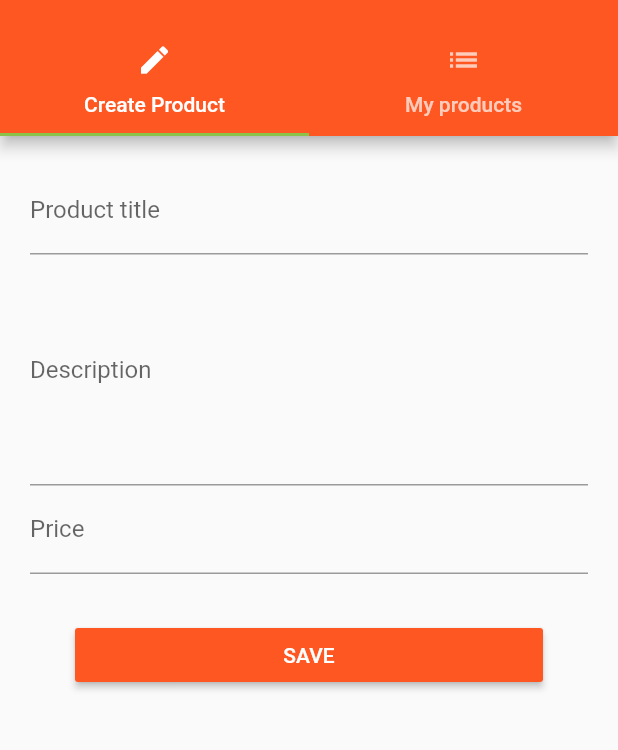
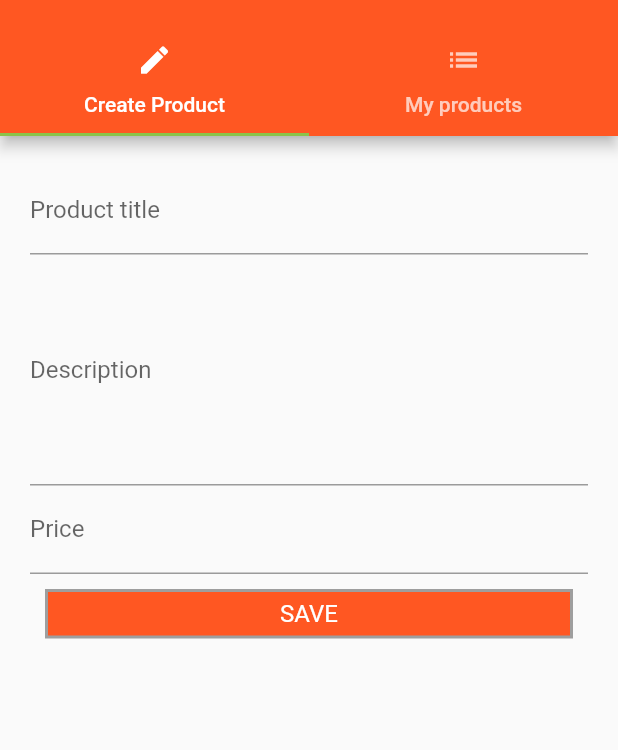
Before and after one commit to carlos-pedroza/cook-book-flutter, a Flutter app: the ProductManagerPage screen opened by its route, on a phone screen of 412 x 824 dp, the part 59-809 px from its top. Run offline on Flutter 3.47's test engine with Material 2 defaults, Android fonts, the phone set to English and light mode, and no system bars; network calls fail; Roboto replaces fonts that are missing (Verdana, Geneva, sans-serif).

Commit message:
avance curso

```diff
--- a/lib/pages/tabs/product_create_tab.dart
+++ b/lib/pages/tabs/product_create_tab.dart
@@ -13,8 +13,87 @@ class ProductCreateTab extends StatefulWidget {
 }
 
 class ProductCreateTabState extends State<ProductCreateTab> {
-  Product _product =
+  final Product _product =
       Product("", "https://picsum.photos/id/237/400/200", "", 0.0);
+
+  Widget productTitle() {
+    return TextField(
+      decoration: InputDecoration(labelText: "Product title"),
+      onChanged: (String value) {
+        setState(() {
+          _product.title = value;
+        });
+      },
+    );
+  }
+
+  Widget description() {
+    return TextField(
+      maxLines: 6,
+      decoration: InputDecoration(labelText: "Description"),
+      onChanged: (String value) {
+        setState(() {
+          _product.description = value;
+        });
+      },
+    );
+  }
+
+  Widget price() {
+    return TextField(
+      keyboardType: TextInputType.number,
+      decoration: InputDecoration(labelText: "Price"),
+      onChanged: (String value) {
+        setState(() {
+          _product.price = double.parse(value);
+        });
+      },
+    );
+  }
+
+  Widget buttonSave() {
+    /* return Container(
+      margin: EdgeInsets.all(30.0),
+      child: RaisedButton(
+        color: Theme.of(context).primaryColor,
+        textColor: Colors.white,
+        child: Text('SAVE'),
+        onPressed: () {
+          saveProduct(_product);
+        },
+      ),
+    );*/
+
+    return GestureDetector(
+      onTap: () {
+        saveProduct(_product);
+      },
+      child: Container(
+        decoration: BoxDecoration(
+          color: Theme.of(context).primaryColorDark,
+          border: Border.all(
+            color: Colors.grey,
+            width: 2.0,
+          ),
+        ),
+        margin: EdgeInsets.all(10.0),
+        padding: EdgeInsets.all(5),
+        child: Text(
+          'SAVE',
+          textAlign: TextAlign.center,
+          style: TextStyle(
+            color: Colors.white,
+            fontSize: 16.0,
+          ),
+        ),
+      ),
+    );
+  }
+
+  void saveProduct(Product _product) {
+    widget.addProduct(_product);
+    Navigator.pop(context);
+  }
 
   @override
   Widget build(BuildContext context) {
@@ -22,44 +101,10 @@ class ProductCreateTabState extends State<ProductCreateTab> {
       margin: EdgeInsets.all(20.0),
       child: ListView(
         children: <Widget>[
-          TextField(
-            decoration: InputDecoration(labelText: "Product title"),
-            onChanged: (String value) {
-              setState(() {
-                _product.title = value;
-              });
-            },
-          ),
-          TextField(
-            maxLines: 6,
-            decoration: InputDecoration(labelText: "Description"),
-            onChanged: (String value) {
-              setState(() {
-                _product.description = value;
-              });
-            },
-          ),
-          TextField(
-            keyboardType: TextInputType.number,
-            decoration: InputDecoration(labelText: "Price"),
-            onChanged: (String value) {
-              setState(() {
-                _product.price = double.parse(value);
-              });
-            },
-          ),
-          Container(
-            margin: EdgeInsets.all(30.0),
-            child: RaisedButton(
-              color: Theme.of(context).primaryColor,
-              textColor: Colors.white,
-              child: Text('SAVE'),
-              onPressed: () {
-                widget.addProduct(this._product);
-                Navigator.pop(context);
-              },
-            ),
-          )
+          productTitle(),
+          description(),
+          price(),
+          buttonSave(),
         ],
       ),
     );
--- a/lib/service.dart
+++ b/lib/service.dart
@@ -8,4 +8,5 @@ class Service {
 
     return list;
   }
+
 }
```
Also changed, not shown: lib/main.dart (+34 -20 lines), lib/pages/auth_page.dart (+8 -7 lines), lib/pages/home_page.dart (+19 -9 lines), lib/pages/product_detail_page.dart (+38 -15 lines), lib/product_card.dart (+59 -42 lines), lib/product_manager.dart (+4 -3 lines), lib/widgets/product/address_tag.dart (added, +20 -0 lines), lib/widgets/product/price_tag.dart (added, +24 -0 lines).
